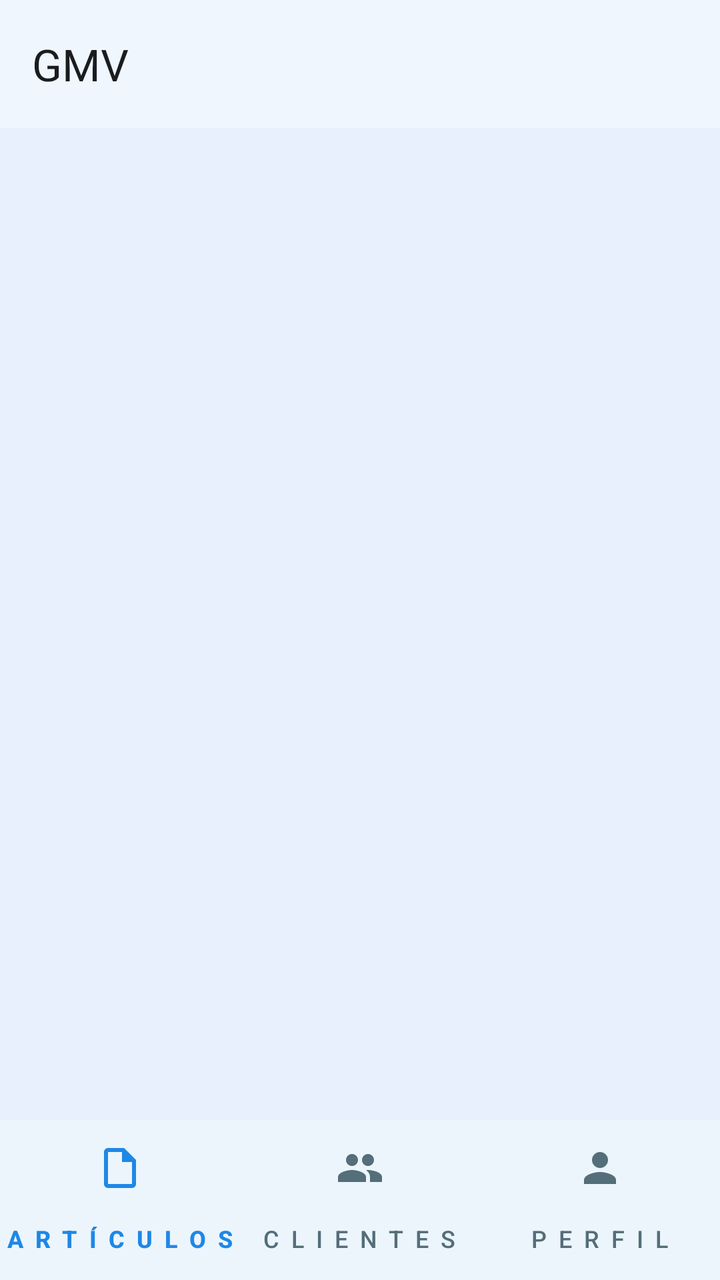
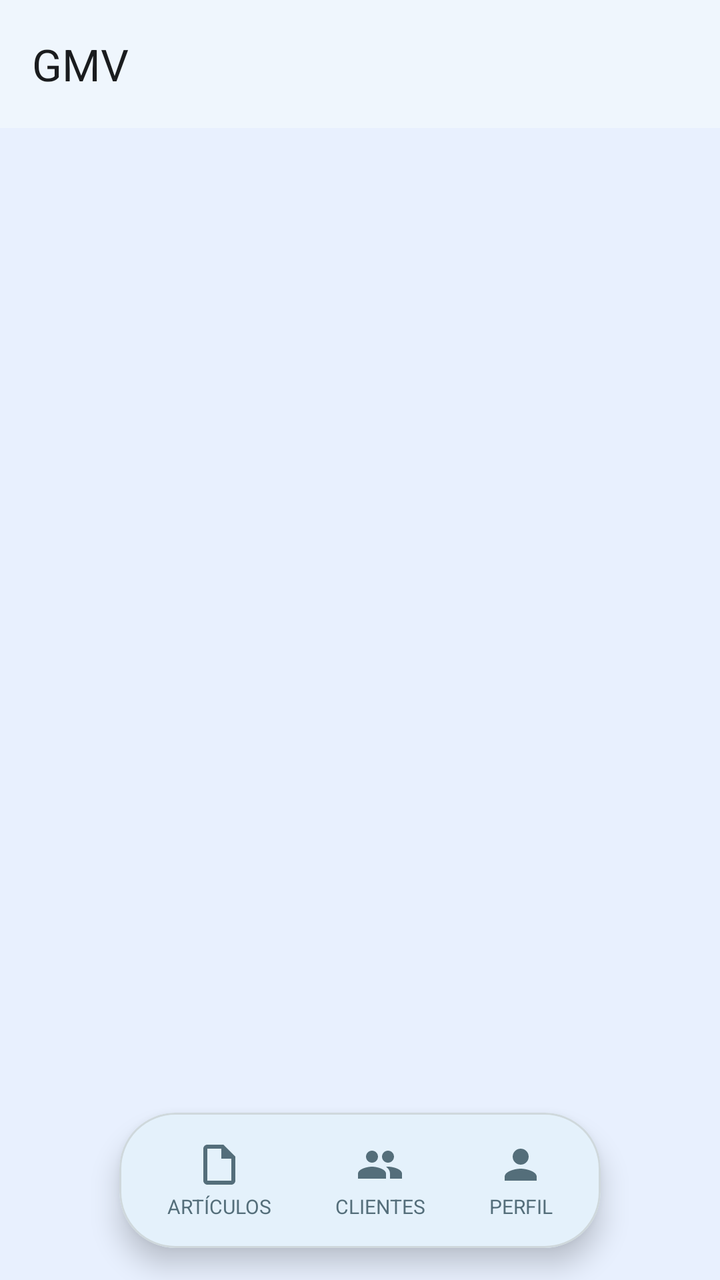

The first picture is an Android layout as it rendered before a commit; the second is the same layout after the commit. The layout source and the unified diff follow.
<!-- AndroidManifest.xml: application theme Theme.GMV -->
<!-- res/layout/activity_dashboard.xml -->
<?xml version="1.0" encoding="utf-8"?>
<RelativeLayout xmlns:android="http://schemas.android.com/apk/res/android"
    xmlns:app="http://schemas.android.com/apk/res-auto"
    android:id="@+id/main_content"
    android:layout_width="match_parent"
    android:layout_height="match_parent"
    android:background="@color/background">

    <androidx.coordinatorlayout.widget.CoordinatorLayout
        android:id="@+id/tab_coordinator_layout"
        android:layout_width="match_parent"
        android:layout_height="match_parent"
        android:layout_above="@+id/navigation"
        android:fitsSystemWindows="true">

        <com.google.android.material.appbar.AppBarLayout
            android:id="@+id/tab_appbar_layout"
            android:layout_width="match_parent"
            android:layout_height="wrap_content"
            android:background="?attr/colorSurface"
            android:elevation="2dp">

            <com.google.android.material.appbar.MaterialToolbar
                android:id="@+id/toolbar"
                android:layout_width="match_parent"
                android:layout_height="?attr/actionBarSize"
                android:background="?attr/colorSurface"
                app:layout_scrollFlags="scroll|enterAlways"
                app:title="@string/app_name"
                app:titleTextAppearance="?attr/textAppearanceTitleLarge"
                app:titleTextColor="?attr/colorOnSurface" />

        </com.google.android.material.appbar.AppBarLayout>

        <androidx.viewpager.widget.ViewPager
            android:id="@+id/viewpager"
            android:layout_width="match_parent"
            android:layout_height="match_parent"
            app:layout_behavior="@string/appbar_scrolling_view_behavior" />

    </androidx.coordinatorlayout.widget.CoordinatorLayout>

    <com.google.android.material.bottomnavigation.BottomNavigationView
        android:id="@+id/navigation"
        style="@style/Widget.Material3.BottomNavigationView"
        android:layout_width="match_parent"
        android:layout_height="wrap_content"
        android:layout_alignParentBottom="true"
        android:background="?attr/colorSurface"
        android:elevation="8dp"
        app:itemIconTint="@color/nav_item_color"
        app:itemTextColor="@color/nav_item_color"
        app:labelVisibilityMode="labeled"
        app:menu="@menu/nav_menu" />

</RelativeLayout>
<!-- resources referenced by this layout -->
<resources>
  <color name="background">#E8F0FE</color>
  <string name="app_name">GMV</string>
  <style name="Theme.GMV" parent="Base.Theme.GMV" />
  <color name="primary">#1E88E5</color>
  <color name="on_primary">#FFFFFF</color>
  <color name="primary_container">#BBDEFB</color>
  <color name="on_primary_container">#0D47A1</color>
  <color name="secondary">#5C6BC0</color>
  <color name="on_secondary">#FFFFFF</color>
  <color name="secondary_container">#E8EAF6</color>
  <color name="on_secondary_container">#1A237E</color>
  <color name="tertiary">#7E57C2</color>
  <color name="on_tertiary">#FFFFFF</color>
  <color name="tertiary_container">#EDE7F6</color>
  <color name="on_tertiary_container">#311B92</color>
  <color name="error">#EF5350</color>
  <color name="on_error">#FFFFFF</color>
  <color name="error_container">#FFEBEE</color>
  <color name="on_error_container">#B71C1C</color>
  <color name="on_background">#1A1C1E</color>
  <color name="surface">#FFFFFF</color>
  <color name="on_surface">#1A1C1E</color>
  <color name="surface_variant">#E3F2FD</color>
  <color name="on_surface_variant">#546E7A</color>
  <color name="outline">#B0BEC5</color>
  <color name="outline_variant">#CFD8DC</color>
  <style name="TextAppearance.M3.TitleLarge">
          <item name="android:textSize">22sp</item>
          <item name="android:letterSpacing">0</item>
          <item name="android:lineHeight">28sp</item>
          <item name="android:fontFamily">sans-serif</item>
      </style>
  <style name="TextAppearance.M3.BodyLarge">
          <item name="android:textSize">16sp</item>
          <item name="android:letterSpacing">0.5</item>
          <item name="android:lineHeight">24sp</item>
          <item name="android:fontFamily">sans-serif</item>
      </style>
  <style name="TextAppearance.M3.BodySmall">
          <item name="android:textSize">12sp</item>
          <item name="android:letterSpacing">0.4</item>
          <item name="android:lineHeight">16sp</item>
          <item name="android:fontFamily">sans-serif</item>
      </style>
  <!-- unchanged entries left out for length: 13 -->
</resources>

<!-- the commit's change to res/layout/activity_dashboard.xml (unified diff, before → after) -->
@@ -10,7 +10,6 @@
         android:id="@+id/tab_coordinator_layout"
         android:layout_width="match_parent"
         android:layout_height="match_parent"
-        android:layout_above="@+id/navigation"
         android:fitsSystemWindows="true">
 
         <com.google.android.material.appbar.AppBarLayout
@@ -40,17 +39,123 @@
 
     </androidx.coordinatorlayout.widget.CoordinatorLayout>
 
-    <com.google.android.material.bottomnavigation.BottomNavigationView
-        android:id="@+id/navigation"
-        style="@style/Widget.Material3.BottomNavigationView"
-        android:layout_width="match_parent"
+    <include
+        android:id="@+id/floating_nav"
+        layout="@layout/nav_floating_island"
+        android:layout_width="wrap_content"
         android:layout_height="wrap_content"
         android:layout_alignParentBottom="true"
-        android:background="?attr/colorSurface"
-        android:elevation="8dp"
-        app:itemIconTint="@color/nav_item_color"
-        app:itemTextColor="@color/nav_item_color"
-        app:labelVisibilityMode="labeled"
-        app:menu="@menu/nav_menu" />
+        android:layout_centerHorizontal="true"
+        android:layout_marginBottom="16dp" />
 
 </RelativeLayout>
+<!-- res/layout/nav_floating_island.xml (included above) -->
+<?xml version="1.0" encoding="utf-8"?>
+<com.google.android.material.card.MaterialCardView xmlns:android="http://schemas.android.com/apk/res/android"
+    xmlns:app="http://schemas.android.com/apk/res-auto"
+    android:id="@+id/floating_nav"
+    android:layout_width="wrap_content"
+    android:layout_height="wrap_content"
+    android:clickable="true"
+    app:cardBackgroundColor="?attr/colorSurface"
+    app:cardCornerRadius="28dp"
+    app:cardElevation="8dp">
+
+    <LinearLayout
+        android:layout_width="wrap_content"
+        android:layout_height="wrap_content"
+        android:gravity="center"
+        android:orientation="horizontal"
+        android:paddingHorizontal="8dp"
+        android:paddingVertical="8dp">
+
+        
+        <LinearLayout
+            android:id="@+id/nav_articulos"
+            android:layout_width="wrap_content"
+            android:layout_height="wrap_content"
+            android:gravity="center"
+            android:orientation="vertical"
+            android:paddingHorizontal="16dp"
+            android:paddingVertical="6dp">
+
+            <ImageView
+                android:id="@+id/iv_nav_articulos"
+                android:layout_width="24dp"
+                android:layout_height="24dp"
+                android:importantForAccessibility="no"
+                android:src="@drawable/ic_article"
+                android:tint="@color/nav_item_color" />
+
+            <TextView
+                android:id="@+id/tv_nav_articulos_title"
+                android:layout_width="wrap_content"
+                android:layout_height="wrap_content"
+                android:layout_marginTop="2dp"
+                android:text="@string/label_articulos"
+                android:textSize="10sp"
+                android:textColor="@color/nav_item_color" />
+
+        </LinearLayout>
+
+        
+        <LinearLayout
+            android:id="@+id/nav_clientes"
+            android:layout_width="wrap_content"
+            android:layout_height="wrap_content"
+            android:gravity="center"
+            android:orientation="vertical"
+            android:paddingHorizontal="16dp"
+            android:paddingVertical="6dp">
+
+            <ImageView
+                android:id="@+id/iv_nav_clientes"
+                android:layout_width="24dp"
+                android:layout_height="24dp"
+                android:importantForAccessibility="no"
+                android:src="@drawable/ic_people"
+                android:tint="@color/nav_item_color" />
+
+            <TextView
+                android:id="@+id/tv_nav_clientes_title"
+                android:layout_width="wrap_content"
+                android:layout_height="wrap_content"
+                android:layout_marginTop="2dp"
+                android:text="@string/label_clientes"
+                android:textSize="10sp"
+                android:textColor="@color/nav_item_color" />
+
+        </LinearLayout>
+
+        
+        <LinearLayout
+            android:id="@+id/nav_perfil"
+            android:layout_width="wrap_content"
+            android:layout_height="wrap_content"
+            android:gravity="center"
+            android:orientation="vertical"
+            android:paddingHorizontal="16dp"
+            android:paddingVertical="6dp">
+
+            <ImageView
+                android:id="@+id/iv_nav_perfil"
+                android:layout_width="24dp"
+                android:layout_height="24dp"
+                android:importantForAccessibility="no"
+                android:src="@drawable/ic_person"
+                android:tint="@color/nav_item_color" />
+
+            <TextView
+                android:id="@+id/tv_nav_perfil_title"
+                android:layout_width="wrap_content"
+                android:layout_height="wrap_content"
+                android:layout_marginTop="2dp"
+                android:text="@string/label_perfil"
+                android:textSize="10sp"
+                android:textColor="@color/nav_item_color" />
+
+        </LinearLayout>
+
+    </LinearLayout>
+
+</com.google.android.material.card.MaterialCardView>
<!-- resource entries referenced after the edit -->
@@ -1,7 +1,46 @@
 <!-- resources referenced by this layout -->
 <resources>
   <color name="background">#E8F0FE</color>
+  <!-- drawable ic_article (drawable) -->
+  <?xml version="1.0" encoding="utf-8"?>
+  <vector xmlns:android="http://schemas.android.com/apk/res/android"
+      android:width="24dp"
+      android:height="24dp"
+      android:viewportWidth="24"
+      android:viewportHeight="24"
+      android:tint="?attr/colorOnSurfaceVariant">
+      <path
+          android:fillColor="@android:color/white"
+          android:pathData="M14,2H6C4.9,2 4,2.9 4,4v16c0,1.1 0.9,2 2,2h12c1.1,0 2,-0.9 2,-2V8L14,2zM6,20V4h7v5h5v11H6z" />
+  </vector>
+  <!-- drawable ic_people (drawable) -->
+  <?xml version="1.0" encoding="utf-8"?>
+  <vector xmlns:android="http://schemas.android.com/apk/res/android"
+      android:width="24dp"
+      android:height="24dp"
+      android:viewportWidth="24"
+      android:viewportHeight="24"
+      android:tint="?attr/colorOnSurfaceVariant">
+      <path
+          android:fillColor="@android:color/white"
+          android:pathData="M16,11c1.66,0 2.99,-1.34 2.99,-3S17.66,5 16,5s-3,1.34 -3,3 1.34,3 3,3zM8,11c1.66,0 2.99,-1.34 2.99,-3S9.66,5 8,5 5,6.34 5,8s1.34,3 3,3zM8,13c-2.33,0 -7,1.17 -7,3.5V19h14v-2.5c0,-2.33 -4.67,-3.5 -7,-3.5zM16,13c-0.29,0 -0.62,0.02 -0.97,0.05 1.16,0.84 1.97,1.97 1.97,3.45V19h6v-2.5c0,-2.33 -4.67,-3.5 -7,-3.5z" />
+  </vector>
+  <!-- drawable ic_person (drawable) -->
+  <?xml version="1.0" encoding="utf-8"?>
+  <vector xmlns:android="http://schemas.android.com/apk/res/android"
+      android:width="24dp"
+      android:height="24dp"
+      android:viewportWidth="24"
+      android:viewportHeight="24"
+      android:tint="?attr/colorOnSurfaceVariant">
+      <path
+          android:fillColor="@android:color/white"
+          android:pathData="M12,12c2.21,0 4,-1.79 4,-4s-1.79,-4 -4,-4 -4,1.79 -4,4 1.79,4 4,4zM12,14c-2.67,0 -8,1.34 -8,4v2h16v-2c0,-2.66 -5.33,-4 -8,-4z" />
+  </vector>
   <string name="app_name">GMV</string>
+  <string name="label_articulos">ARTÍCULOS</string>
+  <string name="label_clientes">CLIENTES</string>
+  <string name="label_perfil">PERFIL</string>
   <style name="Theme.GMV" parent="Base.Theme.GMV" />
   <color name="primary">#1E88E5</color>
   <color name="on_primary">#FFFFFF</color>
